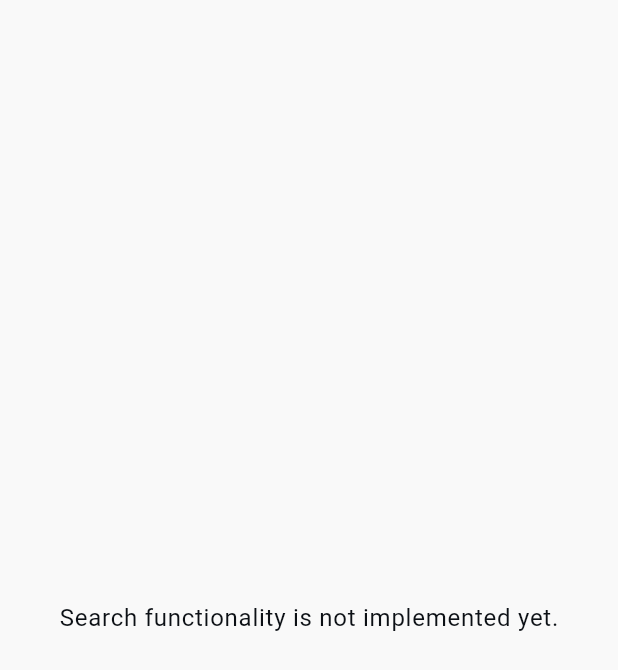
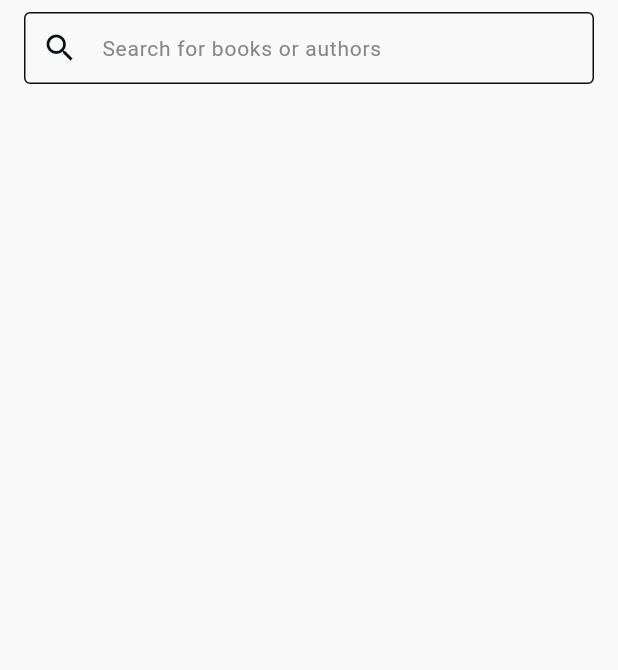
Before and after one commit to Ahmed-Abdelghany-11/Library_App, a Flutter app: the SearchScreen screen opened directly, on a phone screen of 412 x 824 dp. Shown: the top 670 px of the screen. Run offline on Flutter 3.47's test engine with Material 3 defaults, Android fonts, the phone set to English and light mode, and no system bars; our stand-ins replace bloc, cloud_firestore, dio, equatable, firebase_auth, firebase_core and 6 more; accounts and stored records are empty.

Commit message:
implement search functionality with UI components and state management

```diff
--- a/lib/features/search/data/data_source/remote/search_remote_data_source_impl.dart
+++ b/lib/features/search/data/data_source/remote/search_remote_data_source_impl.dart
@@ -11,7 +11,10 @@ class SearchRemoteDataSourceImpl implements SearchRemoteDataSource {
   @override
   Future<List<BookDto>> searchBook(String query) async {
     final booksCollection = _firestore.collection('books');
-    final books = await booksCollection.where('title', isEqualTo: query).get();
+    final books = await booksCollection
+        .where('title', isGreaterThanOrEqualTo: query)
+        .where('title', isLessThan: '$query\uf8ff')
+        .get();
     return books.docs
         .map((doc) => BookDto.fromFirestore(doc.data(), doc.id))
         .toList();
--- a/lib/features/search/presentation/view/search_screen.dart
+++ b/lib/features/search/presentation/view/search_screen.dart
@@ -1,15 +1,56 @@
 import 'package:flutter/material.dart';
+import 'package:flutter_bloc/flutter_bloc.dart';
+import 'package:library_app/core/utils/di/di.dart';
+import 'package:library_app/features/search/presentation/view/widgets/search_body.dart';
+import 'package:library_app/features/search/presentation/view/widgets/search_form.dart';
+import '../../../../core/base/base_state.dart';
+import '../../../home/domain/entity/book_entity.dart';
+import '../view_model/search_cubit.dart';
+import '../view_model/search_state.dart';
 
 class SearchScreen extends StatelessWidget {
-  const SearchScreen({super.key});
+  SearchScreen({super.key});
+
+  final viewModel = getIt<SearchCubit>();
 
   @override
   Widget build(BuildContext context) {
     return Scaffold(
-      body: Center(
-        child: Text(
-          'Search functionality is not implemented yet.',
-          style: Theme.of(context).textTheme.bodyLarge,
+      body: BlocProvider(
+        create: (context) => viewModel,
+        child: SafeArea(
+          child: Column(
+            crossAxisAlignment: CrossAxisAlignment.start,
+            children: [
+              SearchForm(),
+              Expanded(
+                child: BlocBuilder<SearchCubit, SearchState>(
+                  builder: (context, state) {
+                    if (state.searchState is BaseLoadingState) {
+                      return const Center(child: CircularProgressIndicator());
+                    } else if (state.searchState
+                        is BaseSuccessState<List<BookEntity>>) {
+                      final books =
+                          (state.searchState
+                                  as BaseSuccessState<List<BookEntity>>)
+                              .data;
+                      if (books!.isEmpty) {
+                        return const Center(child: Text('No results found'));
+                      }
+                      return SearchBody(books: books);
+                    } else if (state.searchState is BaseErrorState) {
+                      return Center(
+                        child: Text(
+                          (state.searchState as BaseErrorState).errorMessage,
+                        ),
+                      );
+                    }
+                    return const SizedBox();
+                  },
+                ),
+              ),
+            ],
+          ),
         ),
       ),
     );
--- /dev/null
+++ b/lib/features/search/presentation/view/widgets/search_form.dart
@@ -0,0 +1,27 @@
+import 'package:flutter/material.dart';
+import 'package:flutter_bloc/flutter_bloc.dart';
+import 'package:library_app/features/search/presentation/view_model/search_cubit.dart';
+
+import '../../../../../core/assets/app_colors.dart';
+import '../../view_model/search_state.dart';
+
+class SearchForm extends StatelessWidget {
+  const SearchForm({super.key});
+
+  @override
+  Widget build(BuildContext context) {
+    final viewModel = context.read<SearchCubit>();
+    return Padding(
+      padding: const EdgeInsets.symmetric(horizontal: 16, vertical: 8),
+      child: TextFormField(
+        controller: viewModel.searchController,
+        onChanged: (_) => viewModel.doIntent(OnSearchChanged()),
+        decoration: InputDecoration(
+          hintText: 'Search for books or authors',
+          prefixIcon: Icon(Icons.search, color: AppColors.black),
+          contentPadding: const EdgeInsets.symmetric(vertical: 12),
+        ),
+      ),
+    );
+  }
+}
--- a/lib/features/search/presentation/view_model/search_state.dart
+++ b/lib/features/search/presentation/view_model/search_state.dart
@@ -20,3 +20,5 @@ class SearchBooks extends SearchAction {
 
   SearchBooks(this.query);
 }
+
+class OnSearchChanged extends SearchAction {}
```
Also changed, not shown: lib/features/search/presentation/view/widgets/book_list_item.dart (added, +60 -0 lines), lib/features/search/presentation/view/widgets/search_body.dart (added, +32 -0 lines), lib/features/search/presentation/view_model/search_cubit.dart (+14 -0 lines), lib/core/utils/di/di.config.dart.
